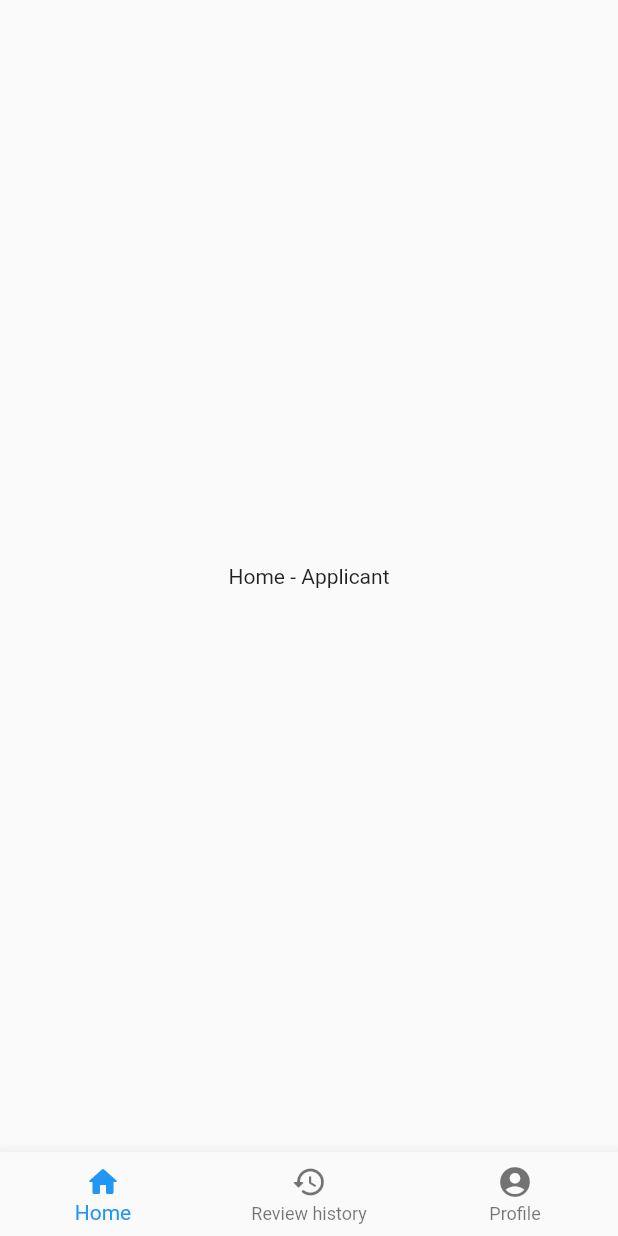
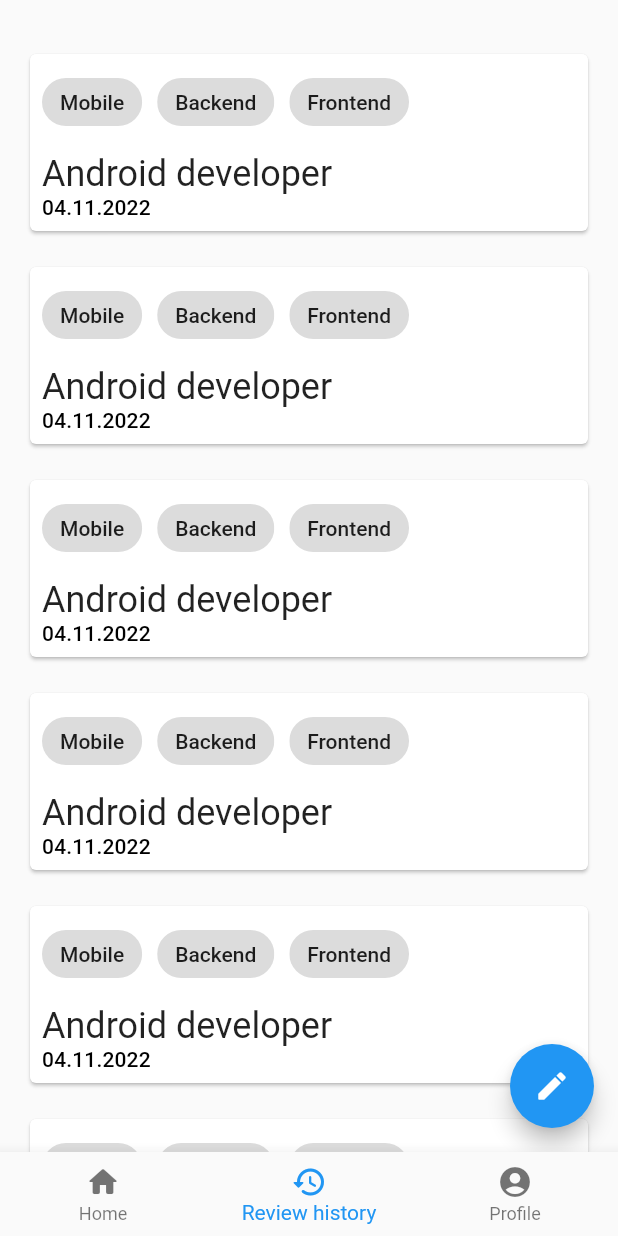
Before and after one commit to C-Viewer/CViewer, a Flutter app: the screen it shows after launch, on a phone screen of 412 x 824 dp. Run offline on Flutter 3.47's test engine with Material 2 defaults, Android fonts, the light colour scheme and no system bars.

Commit message:
[Frontend] Review history mockup

```diff
--- a/cviewer_frontend/lib/presentation/app.dart
+++ b/cviewer_frontend/lib/presentation/app.dart
@@ -1,4 +1,6 @@
+import 'package:cviewer_frontend/presentation/route_paths.dart';
 import 'package:cviewer_frontend/presentation/screens/main_screen.dart';
+import 'package:cviewer_frontend/presentation/screens/resume/applicant_review_screen.dart';
 import 'package:flutter/material.dart';
 
 class App extends StatelessWidget {
@@ -11,7 +13,10 @@ class App extends StatelessWidget {
       theme: ThemeData(
         primarySwatch: Colors.blue,
       ),
-      home: const MainScreen(),
+      routes: {
+        RoutePaths.main: (_) => const MainScreen(),
+        RoutePaths.applicantReview: (_) => const ApplicantReviewScreen(),
+      },
     );
   }
 }
--- /dev/null
+++ b/cviewer_frontend/lib/presentation/route_paths.dart
@@ -0,0 +1,8 @@
+class RoutePaths {
+  RoutePaths._();
+
+  static const main = '/';
+
+  static const applicantReview = '/applicant-review';
+  static const expertReview = '/expert-review';
+}
--- a/cviewer_frontend/lib/presentation/screens/main_screen.dart
+++ b/cviewer_frontend/lib/presentation/screens/main_screen.dart
@@ -11,7 +11,7 @@ class MainScreen extends StatefulWidget {
 }
 
 class _MainScreenState extends State<MainScreen> {
-  var _currentTabIndex = 0;
+  var _currentTabIndex = 1;
 
   Widget _buildTab(BuildContext context) {
     switch (_currentTabIndex) {
--- a/cviewer_frontend/lib/presentation/screens/resume/applicant_review_history_screen.dart
+++ b/cviewer_frontend/lib/presentation/screens/resume/applicant_review_history_screen.dart
@@ -1,3 +1,4 @@
+import 'package:cviewer_frontend/presentation/widgets/resume/resume_list.dart';
 import 'package:flutter/material.dart';
 
 class ApplicantReviewHistoryScreen extends StatelessWidget {
@@ -5,11 +6,11 @@ class ApplicantReviewHistoryScreen extends StatelessWidget {
 
   @override
   Widget build(BuildContext context) {
-    return const Scaffold(
-      body: Center(
-        child: Text(
-          'Review history - Applicant',
-        ),
+    return Scaffold(
+      body: const ResumeList(),
+      floatingActionButton: FloatingActionButton(
+        onPressed: () => {},
+        child: const Icon(Icons.create_rounded),
       ),
     );
   }
--- /dev/null
+++ b/cviewer_frontend/lib/presentation/screens/resume/applicant_review_screen.dart
@@ -0,0 +1,16 @@
+import 'package:flutter/material.dart';
+
+class ApplicantReviewScreen extends StatelessWidget {
+  const ApplicantReviewScreen({super.key});
+
+  @override
+  Widget build(BuildContext context) {
+    return const Scaffold(
+      body: Center(
+        child: Text(
+          'Review - Applicant',
+        ),
+      ),
+    );
+  }
+}
--- /dev/null
+++ b/cviewer_frontend/lib/presentation/widgets/resume/resume_list.dart
@@ -0,0 +1,16 @@
+import 'package:cviewer_frontend/presentation/widgets/resume/resume_tile.dart';
+import 'package:flutter/material.dart';
+
+class ResumeList extends StatelessWidget {
+  const ResumeList({super.key});
+
+  @override
+  Widget build(BuildContext context) {
+    return ListView.separated(
+      itemCount: 10,
+      padding: const EdgeInsets.symmetric(horizontal: 16, vertical: 32),
+      itemBuilder: (_, i) => const ResumeTile(),
+      separatorBuilder: (_, __) => const SizedBox(height: 16),
+    );
+  }
+}
--- /dev/null
+++ b/cviewer_frontend/lib/presentation/widgets/resume/resume_tile.dart
@@ -0,0 +1,34 @@
+import 'package:cviewer_frontend/presentation/route_paths.dart';
+import 'package:cviewer_frontend/presentation/widgets/tags/tag_list.dart';
+import 'package:flutter/material.dart';
+
+class ResumeTile extends StatelessWidget {
+  const ResumeTile({super.key});
+
+  @override
+  Widget build(BuildContext context) {
+    return GestureDetector(
+      onTap: () => Navigator.of(context).pushNamed(RoutePaths.applicantReview),
+      child: Card(
+        child: Padding(
+          padding: const EdgeInsets.all(8),
+          child: Column(
+            crossAxisAlignment: CrossAxisAlignment.stretch,
+            children: [
+              const TagList(),
+              const SizedBox(height: 10),
+              Text(
+                'Android developer',
+                style: Theme.of(context).textTheme.headlineSmall,
+              ),
+              Text(
+                '04.11.2022',
+                style: Theme.of(context).textTheme.subtitle2,
+              ),
+            ],
+          ),
+        ),
+      ),
+    );
+  }
+}
--- /dev/null
+++ b/cviewer_frontend/lib/presentation/widgets/tags/tag_chip.dart
@@ -0,0 +1,20 @@
+import 'package:flutter/material.dart';
+
+class TagChip extends StatelessWidget {
+  const TagChip({
+    super.key,
+    required this.label,
+    this.color,
+  });
+
+  final String label;
+  final Color? color;
+
+  @override
+  Widget build(BuildContext context) {
+    return Chip(
+      label: Text(label),
+      backgroundColor: color,
+    );
+  }
+}
--- /dev/null
+++ b/cviewer_frontend/lib/presentation/widgets/tags/tag_list.dart
@@ -0,0 +1,19 @@
+import 'package:cviewer_frontend/presentation/widgets/tags/tag_chip.dart';
+import 'package:flutter/material.dart';
+
+class TagList extends StatelessWidget {
+  const TagList({super.key});
+
+  @override
+  Widget build(BuildContext context) {
+    return Wrap(
+      children: [
+        TagChip(label: 'Mobile'),
+        SizedBox(width: 10),
+        TagChip(label: 'Backend'),
+        SizedBox(width: 10),
+        TagChip(label: 'Frontend'),
+      ],
+    );
+  }
+}
```
